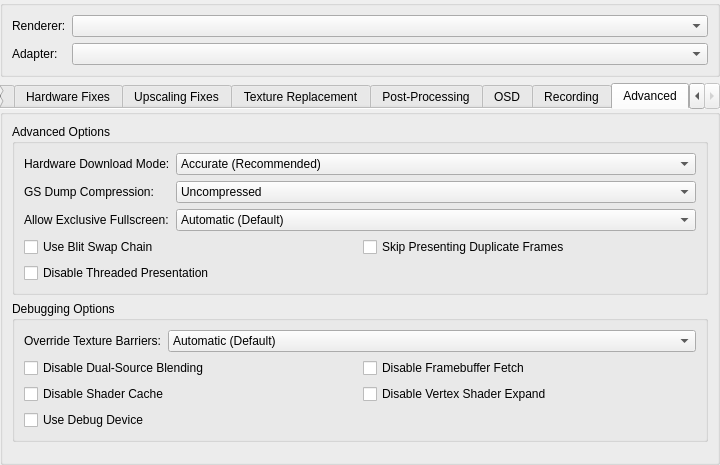
Above: pcsx2-qt/Settings/GraphicsSettingsWidget.ui from PCSX2/pcsx2 before the change. Below: the same form after it.
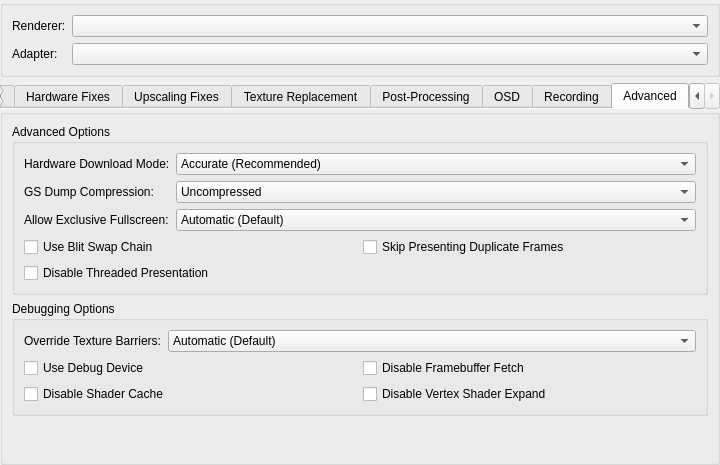
That is the form after the change. The open tabs and pages were chosen to show the change.

Diff of the .ui file:
```diff
--- a/pcsx2-qt/Settings/GraphicsSettingsWidget.ui
+++ b/pcsx2-qt/Settings/GraphicsSettingsWidget.ui
@@ -2151,13 +2151,6 @@
               </property>
              </widget>
             </item>
-            <item row="0" column="0">
-             <widget class="QCheckBox" name="disableDualSource">
-              <property name="text">
-               <string>Disable Dual-Source Blending</string>
-              </property>
-             </widget>
-            </item>
             <item row="1" column="0">
              <widget class="QCheckBox" name="disableShaderCache">
               <property name="text">
@@ -2165,13 +2158,6 @@
               </property>
              </widget>
             </item>
-            <item row="2" column="0">
-             <widget class="QCheckBox" name="useDebugDevice">
-              <property name="text">
-               <string>Use Debug Device</string>
-              </property>
-             </widget>
-            </item>
             <item row="1" column="1">
              <widget class="QCheckBox" name="disableVertexShaderExpand">
               <property name="text">
@@ -2179,6 +2165,13 @@
               </property>
              </widget>
             </item>
+            <item row="0" column="0">
+             <widget class="QCheckBox" name="useDebugDevice">
+              <property name="text">
+               <string>Use Debug Device</string>
+              </property>
+             </widget>
+            </item>
            </layout>
           </item>
          </layout>
```
